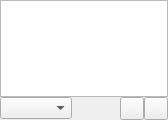
Old version of the form devices/devicespage.ui in the repository CDrummond/cantata.
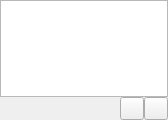
New version of the form. Custom widgets are drawn as their Qt base class.

```diff
--- a/devices/devicespage.ui
+++ b/devices/devicespage.ui
@@ -29,7 +29,17 @@
       <number>0</number>
      </property>
      <item>
-      <widget class="GenreCombo" name="genreCombo"/>
+      <spacer name="horizontalSpacer">
+       <property name="orientation">
+         <enum>Qt::Horizontal</enum>
+       </property>
+       <property name="sizeHint" stdset="0">
+        <size>
+         <width>16</width>
+         <height>20</height>
+        </size>
+       </property>
+      </spacer>
      </item>
      <item>
       <widget class="SizeWidget" name="sizeWidget"/>
@@ -50,11 +60,6 @@
    <extends>QTreeView</extends>
    <header>widgets/itemview.h</header>
   </customwidget>
-  <customwidget>
-   <class>GenreCombo</class>
-   <extends>QComboBox</extends>
-   <header>widgets/genrecombo.h</header>
-  </customwidget>
   <customwidget>
    <class>ToolButton</class>
    <extends>QToolButton</extends>
```
